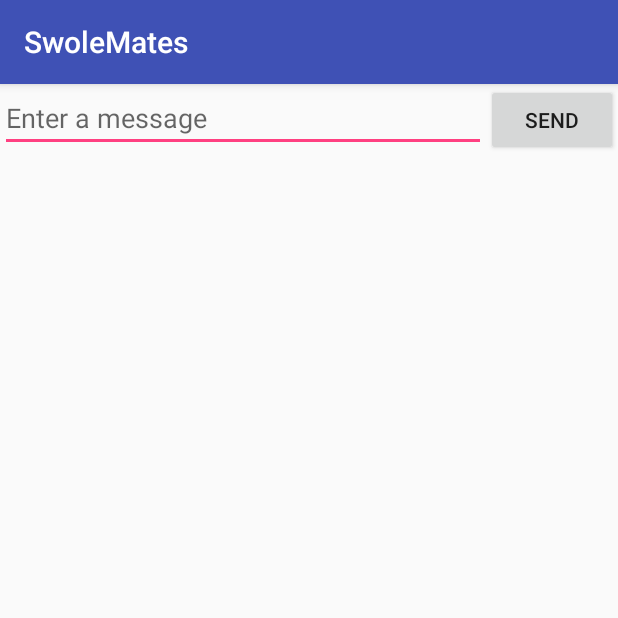
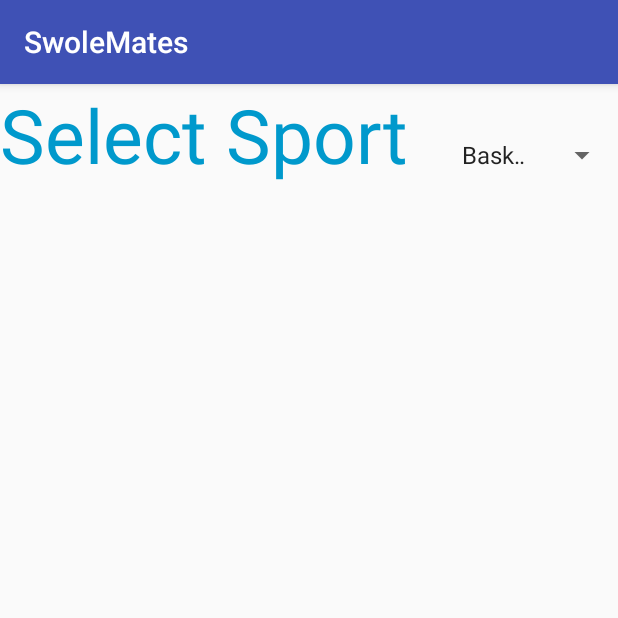
Before and after one commit to NicoleMuzquiz/461L-Project, an Android app: the SelectSport screen opened directly, with no data from a screen before it, on a phone screen of 412 x 824 dp, the top half of it. Run offline under Robolectric (Android 15) with nearby library versions, the phone set to English and light mode, and no system bars; 4 statements that could not run were skipped.

Commit message:
Sport selection menu ready to go.

```diff
--- a/SwoleMates/app/build.gradle
+++ b/SwoleMates/app/build.gradle
@@ -42,8 +42,8 @@ dependencies {
     compile 'com.google.firebase:firebase-auth:10.2.0'
     compile 'com.facebook.android:facebook-android-sdk:4.+'
     compile 'com.android.support:design:25.2.0'
-    compile 'com.android.support:support-v4:25.3.0'
-    compile 'com.android.support:support-vector-drawable:25.3.0'
+    compile 'com.android.support:support-v4:25.2.0'
+    compile 'com.android.support:support-vector-drawable:25.2.0'
     testCompile 'junit:junit:4.12'
 }
 
--- a/SwoleMates/app/src/main/AndroidManifest.xml
+++ b/SwoleMates/app/src/main/AndroidManifest.xml
@@ -17,7 +17,7 @@
         android:label="@string/app_name"
         android:supportsRtl="true"
         android:theme="@style/AppTheme">
-        <activity android:name=".MainActivity" />
+        <activity android:name=".SelectSport" />
         <!--
  ATTENTION: This was auto-generated to add Google Play services to your project for
      App Indexing.  See https://g.co/AppIndexing/AndroidStudio for more information.
@@ -58,17 +58,6 @@
         <!-- </intent-filter> -->
         <!-- </activity> -->
         <activity
-            android:name=".LoginActivity"
-            android:label="SwoleMates">
-
-            <!-- <intent-filter> -->
-            <!-- <action android:name="android.intent.action.MAIN" /> -->
-
-
-            <!-- <category android:name="android.intent.category.LAUNCHER" /> -->
-            <!-- </intent-filter> -->
-        </activity>
-        <activity
             android:name=".DefaultSettingsActivity"
             android:label="@string/title_activity_default_settings"></activity>
     </application>
--- a/SwoleMates/app/src/main/java/com/example/swolemates/DefaultSettingsActivity.java
+++ b/SwoleMates/app/src/main/java/com/example/swolemates/DefaultSettingsActivity.java
@@ -19,6 +19,7 @@ import android.preference.RingtonePreference;
 import android.support.v7.app.ActionBar;
 import android.text.TextUtils;
 import android.view.MenuItem;
+import android.view.View;
 
 import java.util.List;
 
@@ -87,6 +88,15 @@ public class DefaultSettingsActivity extends AppCompatPreferenceActivity {
     };
 
     /**
+     * Called when the user clicks the Save button
+     */
+    public void sendMessage(View view) {
+        // Do something in response to button
+        Intent intent = new Intent(this, SelectSport.class);
+        startActivity(intent);
+    }
+
+    /**
      * Helper method to determine if the device has an extra-large screen. For
      * example, 10" tablets are extra-large.
      */
@@ -119,6 +129,7 @@ public class DefaultSettingsActivity extends AppCompatPreferenceActivity {
     @Override
     protected void onCreate(Bundle savedInstanceState) {
         super.onCreate(savedInstanceState);
+//        setContentView(R.layout.pref_layout);
         setupActionBar();
     }
 
--- a/SwoleMates/app/src/main/java/com/example/swolemates/DisplayMessageActivity.java
+++ b/SwoleMates/app/src/main/java/com/example/swolemates/DisplayMessageActivity.java
@@ -14,7 +14,7 @@ public class DisplayMessageActivity extends AppCompatActivity {
         setContentView(R.layout.activity_display_message);
 
         Intent intent = getIntent();
-        String message = intent.getStringExtra(MainActivity.EXTRA_MESSAGE);
+        String message = intent.getStringExtra(SelectSport.EXTRA_MESSAGE);
         TextView textView = new TextView(this);
         textView.setTextSize(40);
         textView.setText(message);
--- a/SwoleMates/app/src/main/java/com/example/swolemates/MainActivity.java
+++ b/SwoleMates/app/src/main/java/com/example/swolemates/SelectSport.java
@@ -5,14 +5,16 @@ import android.net.Uri;
 import android.os.Bundle;
 import android.support.v7.app.AppCompatActivity;
 import android.view.View;
-import android.widget.EditText;
+import android.widget.AdapterView;
+import android.widget.ArrayAdapter;
+import android.widget.Spinner;
 
 import com.google.android.gms.appindexing.Action;
 import com.google.android.gms.appindexing.AppIndex;
 import com.google.android.gms.appindexing.Thing;
 import com.google.android.gms.common.api.GoogleApiClient;
 
-public class MainActivity extends AppCompatActivity {
+public class SelectSport extends AppCompatActivity implements AdapterView.OnItemSelectedListener {
 
     /**
      * ATTENTION: This was auto-generated to implement the App Indexing API.
@@ -25,13 +27,29 @@ public class MainActivity extends AppCompatActivity {
     protected void onCreate(Bundle savedInstanceState) {
         super.onCreate(savedInstanceState);
         setContentView(R.layout.activity_main);
+        Spinner spinner = (Spinner) findViewById(R.id.sports_spinner);
+        // Create an ArrayAdapter using the string array and a default spinner layout
+        ArrayAdapter<CharSequence> adapter = ArrayAdapter.createFromResource(this,
+                R.array.sports_array, android.R.layout.simple_spinner_item);
+        // Specify the layout to use when the list of choices appears
+        adapter.setDropDownViewResource(android.R.layout.simple_spinner_dropdown_item);
+        spinner.setOnItemSelectedListener(this);
+        // Apply the adapter to the spinner
+        spinner.setAdapter(adapter);
 
         // Example of a call to a native method
-//    TextView tv = (TextView) findViewById(R.id.sample_text);
-//    tv.setText(stringFromJNI());
         // ATTENTION: This was auto-generated to implement the App Indexing API.
-        // See https://g.co/AppIndexing/AndroidStudio for more information.
         client = new GoogleApiClient.Builder(this).addApi(AppIndex.API).build();
+    }
+
+    public void onItemSelected(AdapterView<?> parent, View view,
+                               int pos, long id) {
+        // An item was selected. You can retrieve the selected item using
+        String sport = (String) parent.getItemAtPosition(pos);
+    }
+
+    public void onNothingSelected(AdapterView<?> parent) {
+        // Another interface callback
     }
 
     /**
@@ -40,9 +58,6 @@ public class MainActivity extends AppCompatActivity {
     public void sendMessage(View view) {
         // Do something in response to button
         Intent intent = new Intent(this, FacebookLoginActivity.class);
-        EditText editText = (EditText) findViewById(R.id.edit_message);
-        String message = editText.getText().toString();
-        intent.putExtra(EXTRA_MESSAGE, message);
         startActivity(intent);
     }
 
--- a/SwoleMates/app/src/main/res/layout/activity_main.xml
+++ b/SwoleMates/app/src/main/res/layout/activity_main.xml
@@ -5,14 +5,20 @@
     android:layout_width="match_parent"
     android:layout_height="match_parent"
     android:orientation="horizontal">
-    <EditText android:id="@+id/edit_message"
-        android:layout_weight="1"
-        android:layout_width="0dp"
-        android:layout_height="wrap_content"
-        android:hint="@string/edit_message" />
-    <Button
-        android:layout_width="wrap_content"
-        android:layout_height="wrap_content"
-        android:text="@string/button_send"
-        android:onClick="sendMessage" />
+
+    <TextView
+        android:id="@+id/text_id"
+        android:layout_width="300dp"
+        android:layout_height="200dp"
+        android:text="Select Sport"
+        android:textColor="@android:color/holo_blue_dark"
+        android:textColorHighlight="@android:color/primary_text_dark"
+        android:layout_centerVertical="true"
+        android:textSize="50dp"/>
+
+    <Spinner
+        android:id="@+id/sports_spinner"
+        android:layout_width="fill_parent"
+        android:layout_height="wrap_content" />
+
 </LinearLayout>
--- a/SwoleMates/app/src/main/res/layout/pref_layout.xml
+++ b/SwoleMates/app/src/main/res/layout/pref_layout.xml
@@ -3,11 +3,12 @@
     android:orientation="vertical"
     android:layout_width="match_parent"
     android:layout_height="match_parent">
+
     <Button
         android:layout_gravity="bottom|center_vertical"
         android:layout_width="wrap_content"
         android:layout_height="wrap_content"
-        android:text="@string/button_save"
+        android:text="Move to Picking Sport"
         android:onClick="sendMessage" />
 
 </LinearLayout>
--- a/SwoleMates/app/src/main/res/values/strings.xml
+++ b/SwoleMates/app/src/main/res/values/strings.xml
@@ -178,4 +178,18 @@
     <string name="pref_ringtone_silent">Silent</string>
 
     <string name="pref_title_vibrate">Vibrate</string>
+
+    <!--<resources>-->
+    <string-array name="sports_array">
+        <item>Basketball</item>
+        <item>Weightlifting</item>
+        <item>Football</item>
+        <item>Volleyball</item>
+        <item>Swimming</item>
+        <item>Baseball</item>
+        <item>Soccer</item>
+        <item>Running</item>
+    </string-array>
+    <!--</resources>-->
+
 </resources>
--- a/SwoleMates/app/src/main/res/xml/pref_headers.xml
+++ b/SwoleMates/app/src/main/res/xml/pref_headers.xml
@@ -17,9 +17,4 @@
         android:icon="@drawable/ic_sync_black_24dp"
         android:title="@string/pref_header_data_sync" />
 
-    <Preference
-        android:key="button"
-        android:widgetLayout="@layout/pref_layout"
-        android:onClick="sendMessage" />
-
 </preference-headers>
```
Also changed, not shown: SwoleMates/app/src/main/java/com/example/swolemates/LoginActivity.java (deleted, +0 -349 lines), SwoleMates/app/src/main/res/layout/activity_login.xml (deleted, +0 -77 lines), SwoleMates/app/src/main/res/xml/pref_general.xml (+5 -7 lines).
